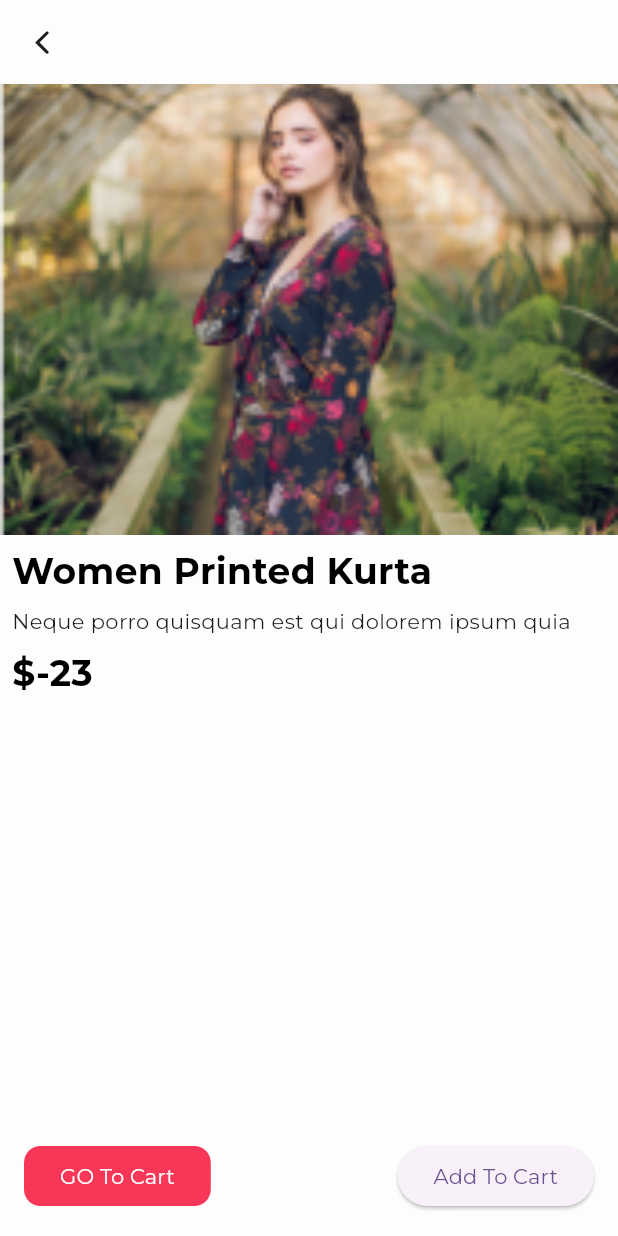
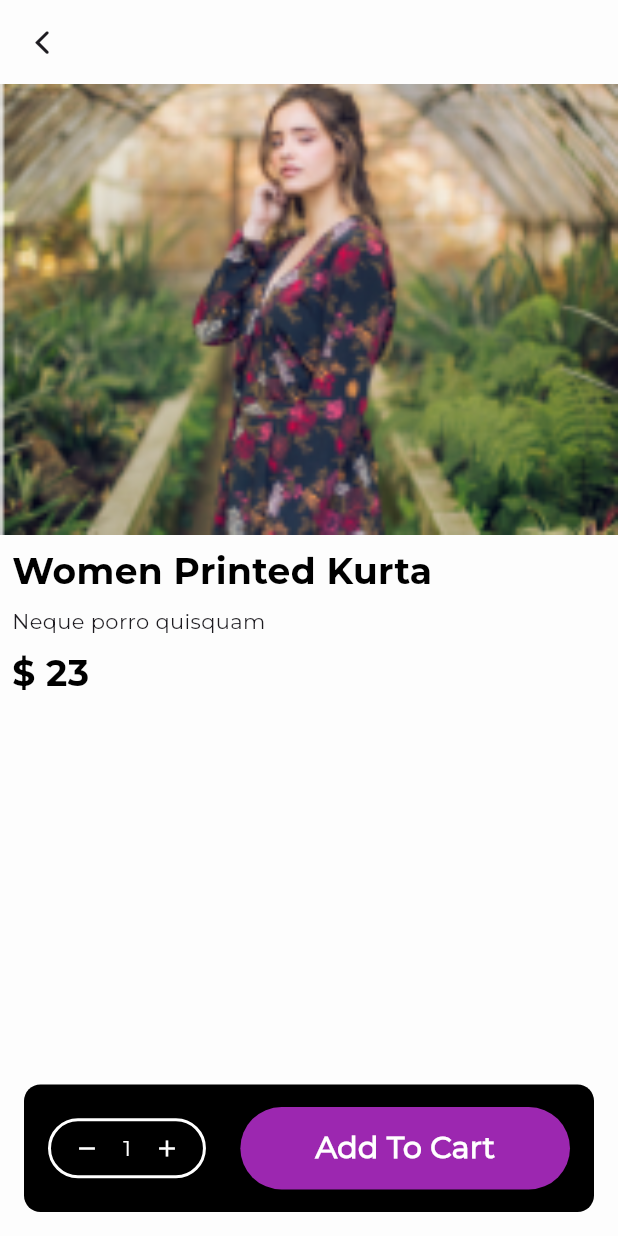
Before and after one commit to ahmed04raxa/shophop, a Flutter app: the screen it shows after launch, after a tap on "Women Printed Kurta", on a phone screen of 412 x 824 dp. Run offline on Flutter 3.47's test engine with Material 3 defaults, Android fonts, the phone set to English and light mode, and no system bars; our stand-ins replace smooth_page_indicator.

Commit message:
Add To Cart Functionality

```diff
--- a/lib/main.dart
+++ b/lib/main.dart
@@ -1,5 +1,7 @@
 import 'package:flutter/material.dart';
+import 'package:provider/provider.dart';
 import 'package:shophop/domain/constants/app_routes.dart';
+import 'package:shophop/provider/cart_provider.dart';
 
 void main() {
   runApp(const MyApp());
@@ -9,8 +11,9 @@ class MyApp extends StatelessWidget {
   const MyApp({super.key});
 
   @override
-  Widget build(BuildContext context) {
-    return MaterialApp(
+  Widget build(BuildContext context) => MultiProvider(
+    providers: [ChangeNotifierProvider(create: (_) => CartProvider())],
+    child: MaterialApp(
       debugShowCheckedModeBanner: false,
       title: 'Shop Hop',
       theme: ThemeData(
@@ -25,6 +28,6 @@ class MyApp extends StatelessWidget {
       // },
       initialRoute: AppRoutes.bottomNavScreen,
       routes: AppRoutes.getRoutes(),
-    );
-  }
+    ),
+  );
 }
--- a/lib/models/product.dart
+++ b/lib/models/product.dart
@@ -3,11 +3,13 @@ class Product {
   final String name;
   final String description;
   final String price;
+  int quantity;
   Product({
     required this.imgPath,
     required this.name,
     required this.description,
     required this.price,
+    required this.quantity,
   });
 }
 
@@ -15,25 +17,29 @@ final List<Product> products = [
   Product(
     imgPath: "assets/images/Mask Group.png",
     name: "Women Printed Kurta",
-    description: "Neque porro quisquam est qui dolorem ipsum quia",
-    price: "\$-23",
+    description: "Neque porro quisquam",
+    price: "\$ 23",
+    quantity: 1,
   ),
   Product(
     imgPath: "assets/images/Mask Group (1).png",
     name: "Women Printed Kurta",
-    description: "Neque porro quisquam est qui dolorem ipsum quia",
-    price: "\$-23",
+    description: "Neque porro quisquam",
+    price: "\$ 23",
+    quantity: 1,
   ),
   Product(
     imgPath: "assets/images/Mask Group (2).png",
     name: "HRX by Hrithik Roshan",
-    description: "Neque porro quisquam est qui dolorem ipsum quia",
-    price: "\$-23",
+    description: "Neque porro quisquam",
+    price: "\$ 23",
+    quantity: 1,
   ),
   Product(
     imgPath: "assets/images/Mask Group (3).png",
     name: "Philips BHH880/10",
-    description: "Neque porro quisquam est qui dolorem ipsum quia",
-    price: "\$-23",
+    description: "Neque porro quisquam",
+    price: "\$ 23",
+    quantity: 1,
   ),
 ];
--- /dev/null
+++ b/lib/provider/cart_provider.dart
@@ -0,0 +1,25 @@
+import 'package:flutter/material.dart';
+import 'package:provider/provider.dart';
+import 'package:shophop/models/product.dart';
+
+class CartProvider extends ChangeNotifier {
+  final List<Product> _cart = [];
+  List<Product> get cart => _cart;
+  void toggleFavourite(Product product) {
+    if (_cart.contains(product)) {
+      for (Product element in _cart) {
+        element.quantity++;
+      }
+    } else {
+      _cart.add(product);
+    }
+    notifyListeners();
+  }
+
+  incrementQtn(int index) => _cart[index].quantity++;
+  decrementQtn(int index) => _cart[index].quantity--;
+
+  static CartProvider of(BuildContext context, {bool listen = true}) {
+    return Provider.of<CartProvider>(context, listen: listen);
+  }
+}
--- a/lib/repository/screens/home/product_detail_screen.dart
+++ b/lib/repository/screens/home/product_detail_screen.dart
@@ -2,6 +2,8 @@ import 'package:flutter/cupertino.dart';
 import 'package:flutter/material.dart';
 import 'package:shophop/domain/constants/app_colors.dart';
 import 'package:shophop/models/product.dart';
+import 'package:shophop/provider/cart_provider.dart';
+import 'package:shophop/repository/widgets/add_to_cart.dart';
 import 'package:shophop/repository/widgets/ui_helper.dart';
 
 class ProductDetailScreen extends StatelessWidget {
@@ -11,6 +13,7 @@ class ProductDetailScreen extends StatelessWidget {
 
   @override
   Widget build(BuildContext context) {
+    final provider = CartProvider.of(context);
     return Scaffold(
       backgroundColor: Color(0XFFFDFDFD),
       appBar: AppBar(
@@ -59,27 +62,7 @@ class ProductDetailScreen extends StatelessWidget {
           ),
         ],
       ),
-      floatingActionButton: Padding(
-        padding: const EdgeInsets.symmetric(horizontal: 16.0),
-        child: Row(
-          mainAxisAlignment: MainAxisAlignment.spaceBetween,
-          children: [
-            ElevatedButton(
-              onPressed: () {},
-              style: ElevatedButton.styleFrom(
-                backgroundColor: AppColors.buttonBgColor,
-                foregroundColor: Colors.white,
-                elevation: 0,
-                shape: RoundedRectangleBorder(
-                  borderRadius: BorderRadius.circular(11),
-                ),
-              ),
-              child: Text("GO To Cart"),
-            ),
-            ElevatedButton(onPressed: () {}, child: Text("Add To Cart")),
-          ],
-        ),
-      ),
+      floatingActionButton: AddToCart(product: product),
       floatingActionButtonLocation: FloatingActionButtonLocation.centerFloat,
     );
   }
--- /dev/null
+++ b/lib/repository/widgets/add_to_cart.dart
@@ -0,0 +1,99 @@
+import 'package:flutter/material.dart';
+import 'package:shophop/models/product.dart';
+
+import '../../provider/cart_provider.dart';
+
+class AddToCart extends StatefulWidget {
+  final Product product;
+
+  const AddToCart({super.key, required this.product});
+
+  @override
+  State<AddToCart> createState() => _AddToCartState();
+}
+
+class _AddToCartState extends State<AddToCart> {
+  int currentIndex = 1;
+  @override
+  Widget build(BuildContext context) {
+    final provider = CartProvider.of(context);
+
+    return Padding(
+      padding: const EdgeInsets.symmetric(horizontal: 16),
+      child: Container(
+        height: 85,
+        decoration: BoxDecoration(
+          borderRadius: BorderRadius.circular(11),
+          color: Colors.black,
+        ),
+        padding: const EdgeInsets.symmetric(horizontal: 16),
+        alignment: Alignment.center,
+        child: Row(
+          mainAxisAlignment: MainAxisAlignment.spaceBetween,
+          children: [
+            Container(
+              height: 40,
+              decoration: BoxDecoration(
+                borderRadius: BorderRadius.circular(20),
+                border: Border.all(color: Colors.white, width: 2),
+              ),
+              child: Row(
+                children: [
+                  IconButton(
+                    onPressed: () {
+                      if (currentIndex != 1) {
+                        setState(() {
+                          currentIndex--;
+                        });
+                      }
+                    },
+                    iconSize: 18,
+                    icon: const Icon(Icons.remove, color: Colors.white),
+                  ),
+                  Text(
+                    currentIndex.toString(),
+                    style: TextStyle(color: Colors.white),
+                  ),
+                  IconButton(
+                    onPressed: () {
+                      setState(() {
+                        currentIndex++;
+                      });
+                    },
+                    iconSize: 18,
+                    icon: const Icon(Icons.add, color: Colors.white),
+                  ),
+                ],
+              ),
+            ),
+            GestureDetector(
+              onTap: () {
+                provider.toggleFavourite(widget.product);
+                ScaffoldMessenger.of(
+                  context,
+                ).showSnackBar(SnackBar(content: Text("Added To Cart")));
+              },
+              child: Container(
+                height: 55,
+                decoration: BoxDecoration(
+                  color: Colors.purple,
+                  borderRadius: BorderRadius.circular(50),
+                ),
+                alignment: Alignment.center,
+                padding: const EdgeInsets.symmetric(horizontal: 50),
+                child: const Text(
+                  "Add To Cart",
+                  style: TextStyle(
+                    color: Colors.white,
+                    fontWeight: FontWeight.bold,
+                    fontSize: 20,
+                  ),
+                ),
+              ),
+            ),
+          ],
+        ),
+      ),
+    );
+  }
+}
```
Also changed, not shown: lib/repository/screens/cart/cart_screen.dart (+135 -2 lines), lib/repository/screens/cart/check_out_screen.dart (added, +10 -0 lines).
